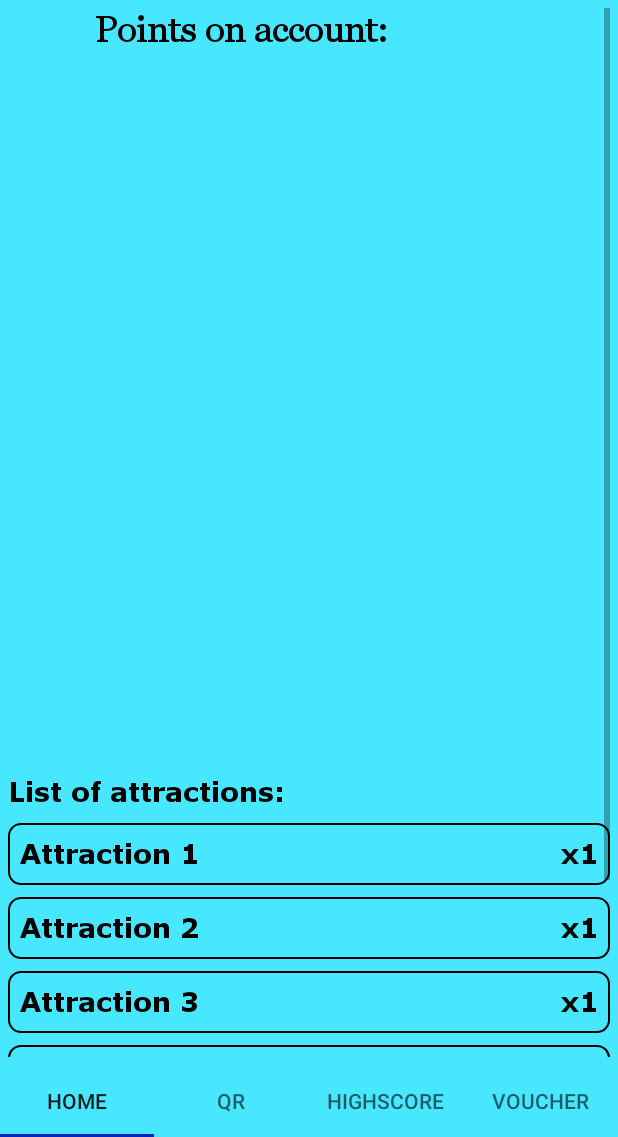
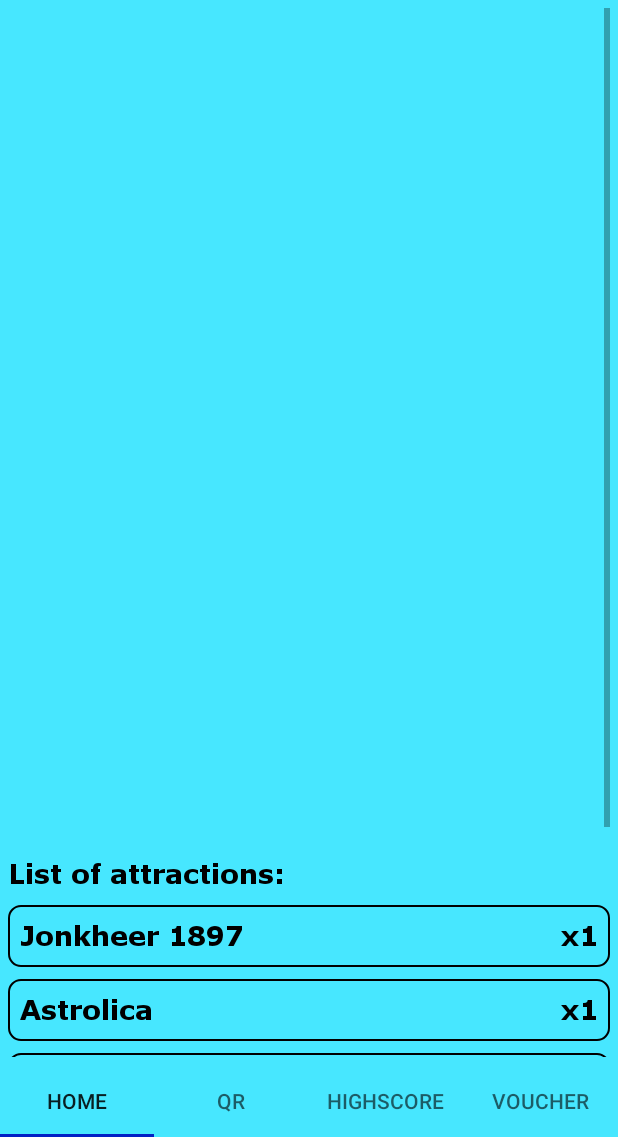
Before and after one commit to A2Essteling/Magic_arcade_app, an Android app: the HomeFragment screen opened directly, with no data from a screen before it, on a phone screen of 412 x 824 dp, the part 99-1236 px from its top. Run offline under Robolectric (Android 15) with nearby library versions, the phone set to English and light mode, and no system bars; libraries missing offline, so code that uses them is left out: com.google.zxing.integration; 1 statement that could not run was skipped.

Commit message:
Attractions now have names and and the points on the account get shown
Each attraction now has a name corresponding to a real Essteling attraction

The amount of points now get shown on the homescreen

+ fixed rotation issues

```diff
--- a/app/src/main/java/com/example/magicarcade/fragments/HomeFragment.java
+++ b/app/src/main/java/com/example/magicarcade/fragments/HomeFragment.java
@@ -9,6 +9,7 @@ import android.widget.FrameLayout;
 import android.widget.TextView;
 import android.widget.Toast;
 
+import androidx.annotation.NonNull;
 import androidx.fragment.app.Fragment;
 
 import com.example.magicarcade.R;
@@ -19,19 +20,17 @@ public class HomeFragment extends Fragment {
     private TextView pointsTextView;
 
     public HomeFragment() {
-
     }
 
     @Override
-    public View onCreateView(LayoutInflater inflater, ViewGroup container,
+    public View onCreateView(@NonNull LayoutInflater inflater, ViewGroup container,
                              Bundle savedInstanceState) {
-
         View rootView = inflater.inflate(R.layout.fragment_home, container, false);
         pointsTextView = rootView.findViewById(R.id.textViewPoints);
         setupAttractionListeners(rootView);
         updatePointsText();
 
-        return inflater.inflate(R.layout.fragment_home, container, false);
+        return rootView;
     }
 
     @SuppressLint("WrongViewCast")
@@ -46,42 +45,42 @@ public class HomeFragment extends Fragment {
         attraction1Layout.setOnClickListener(new View.OnClickListener() {
             @Override
             public void onClick(View v) {
-                showToast("Attraction 1 clicked");
+                showToast("Jonkheer 1897 clicked");
             }
         });
 
         attraction2Layout.setOnClickListener(new View.OnClickListener() {
             @Override
             public void onClick(View v) {
-                showToast("Attraction 2 clicked");
+                showToast("Astrolica clicked");
             }
         });
 
         attraction3Layout.setOnClickListener(new View.OnClickListener() {
             @Override
             public void onClick(View v) {
-                showToast("Attraction 3 clicked");
+                showToast("De Zwevende Belg clicked");
             }
         });
 
         attraction4Layout.setOnClickListener(new View.OnClickListener() {
             @Override
             public void onClick(View v) {
-                showToast("Attraction 4 clicked");
+                showToast("Droomreis clicked");
             }
         });
 
         attraction5Layout.setOnClickListener(new View.OnClickListener() {
             @Override
             public void onClick(View v) {
-                showToast("Attraction 5 clicked");
+                showToast("Johan & de Eenhoorn clicked");
             }
         });
 
         attraction6Layout.setOnClickListener(new View.OnClickListener() {
             @Override
             public void onClick(View v) {
-                showToast("Attraction 6 clicked");
+                showToast("Cobra clicked");
             }
         });
     }
@@ -92,7 +91,7 @@ public class HomeFragment extends Fragment {
 
     private void updatePointsText() {
         if (pointsTextView != null) {
-            pointsTextView.setText(getString(R.string.points_on_account) + ": " + Profile.getPoints());
+            pointsTextView.setText(getString(R.string.points_on_account) + " " + Profile.getPoints());
         }
     }
 }
--- a/app/src/main/res/layout/fragment_home.xml
+++ b/app/src/main/res/layout/fragment_home.xml
@@ -5,7 +5,6 @@
     android:layout_width="match_parent"
     android:layout_height="match_parent"
     android:padding="5dp">
-
 
     <ScrollView
         android:layout_width="0dp"
@@ -72,7 +71,7 @@
                         android:layout_height="wrap_content"
                         android:layout_marginStart="0dp"
                         android:fontFamily="@font/verdana"
-                        android:text="@string/attraction_1"
+                        android:text="Jonkheer 1897"
                         android:textColor="@color/black"
                         android:textSize="18sp" />
 
@@ -114,7 +113,7 @@
                         android:layout_height="wrap_content"
                         android:layout_marginStart="0dp"
                         android:fontFamily="@font/verdana"
-                        android:text="@string/attraction_2"
+                        android:text="Astrolica"
                         android:textColor="@color/black"
                         android:textSize="18sp" />
 
@@ -155,7 +154,7 @@
                         android:layout_height="wrap_content"
                         android:layout_marginStart="0dp"
                         android:fontFamily="@font/verdana"
-                        android:text="@string/attraction_3"
+                        android:text="De Zwevende Belg"
                         android:textColor="@color/black"
                         android:textSize="18sp" />
 
@@ -196,7 +195,7 @@
                         android:layout_height="wrap_content"
                         android:layout_marginStart="0dp"
                         android:fontFamily="@font/verdana"
-                        android:text="@string/attraction_4"
+                        android:text="Droomreis"
                         android:textColor="@color/black"
                         android:textSize="18sp" />
 
@@ -237,7 +236,7 @@
                         android:layout_height="wrap_content"
                         android:layout_marginStart="0dp"
                         android:fontFamily="@font/verdana"
-                        android:text="@string/attraction_5"
+                        android:text="Johan &amp; de Eenhoorn"
                         android:textColor="@color/black"
                         android:textSize="18sp" />
 
@@ -279,7 +278,7 @@
                         android:layout_height="wrap_content"
                         android:layout_marginStart="0dp"
                         android:fontFamily="@font/verdana"
-                        android:text="@string/attraction_6"
+                        android:text="Cobra"
                         android:textColor="@color/black"
                         android:textSize="18sp" />
 
@@ -299,23 +298,4 @@
             </LinearLayout>
         </LinearLayout>
     </ScrollView>
-
-    <TextView
-        android:id="@+id/textViewPoints"
-        android:layout_width="285dp"
-        android:layout_height="39dp"
-        android:layout_marginTop="0dp"
-        android:background="?attr/selectableItemBackground"
-        android:clickable="true"
-        android:focusable="true"
-        android:fontFamily="@font/georgia"
-        android:text="@string/points_on_account"
-        android:textColor="@color/black"
-        android:textStyle="bold"
-        android:textSize="24sp"
-        app:layout_constraintEnd_toEndOf="parent"
-        app:layout_constraintStart_toStartOf="parent"
-        app:layout_constraintTop_toTopOf="parent" />
-
-
 </androidx.constraintlayout.widget.ConstraintLayout>
```
